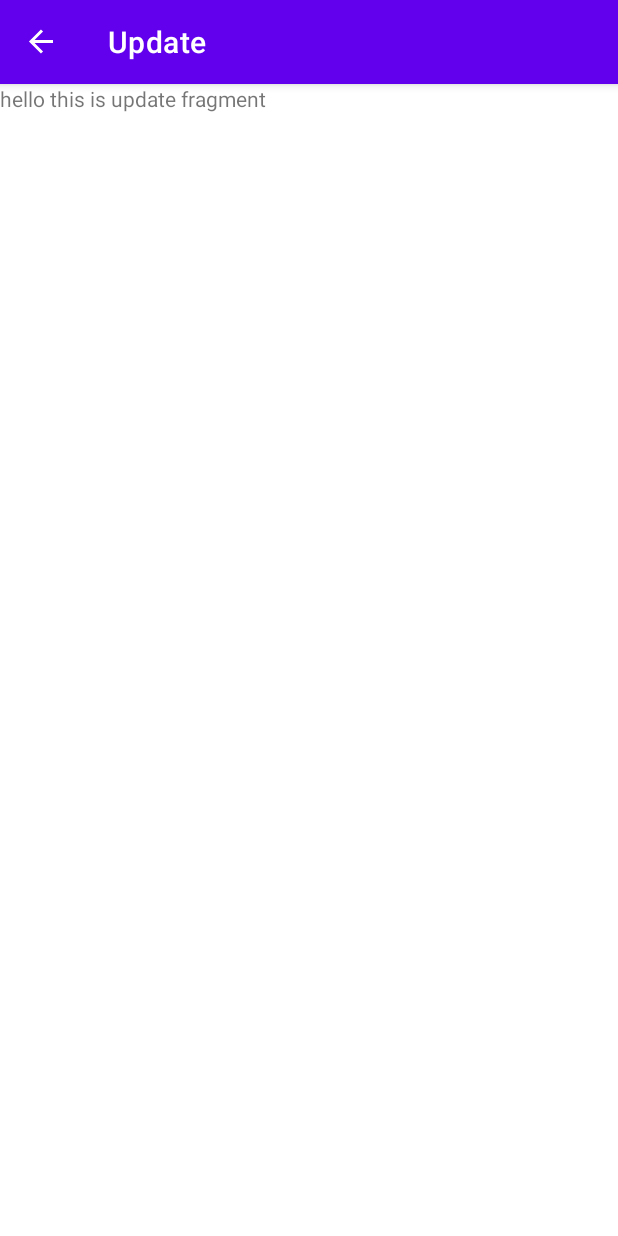
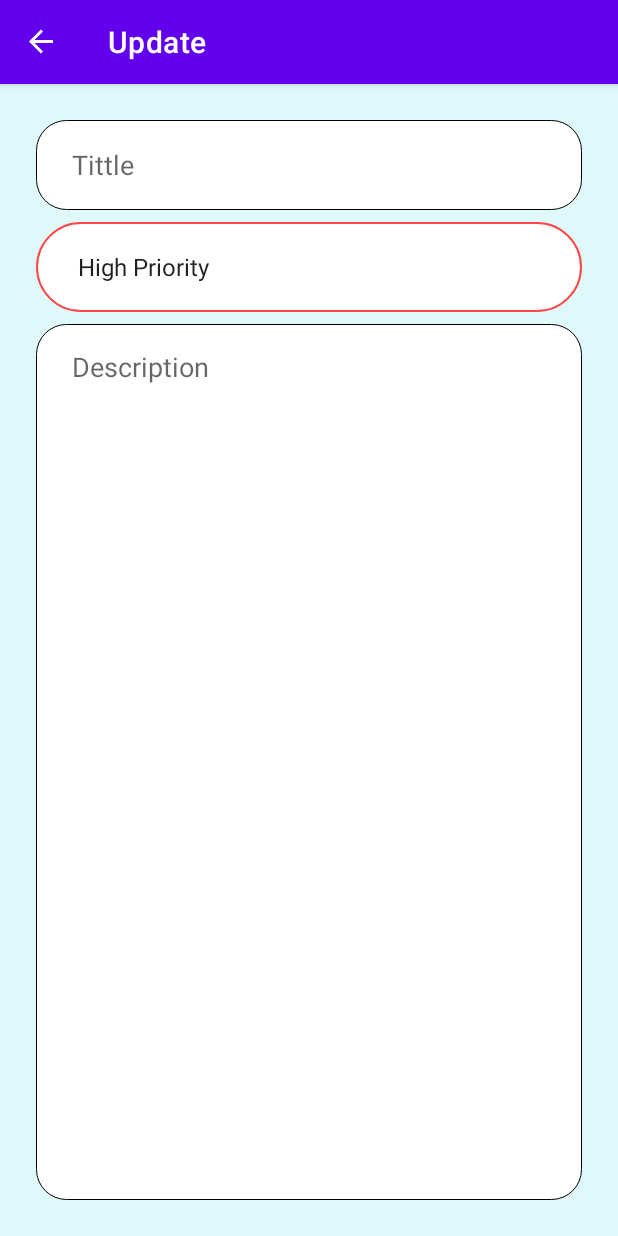
Before and after one commit to asgar72/ToDo-App, an Android app: the updateFragment screen opened through its navigation route, on a phone screen of 412 x 824 dp. Run offline under Robolectric (Android 15) with nearby library versions, the phone set to English and light mode, and no system bars; our stand-ins replace navigation-ui.

Commit message:
create menu for list_frg

```diff
--- a/app/src/main/java/com/asgar72/todo/fragments/list/ListFragment.kt
+++ b/app/src/main/java/com/asgar72/todo/fragments/list/ListFragment.kt
@@ -1,10 +1,10 @@
 package com.asgar72.todo.fragments.list
 
 import android.os.Bundle
+import android.view.*
 import androidx.fragment.app.Fragment
-import android.view.LayoutInflater
-import android.view.View
-import android.view.ViewGroup
+import android.widget.LinearLayout
+import androidx.constraintlayout.widget.ConstraintLayout
 import androidx.navigation.fragment.findNavController
 import com.asgar72.todo.R
 
@@ -17,9 +17,22 @@ class ListFragment : Fragment() {
         // Inflate the layout for this fragment
         val view = inflater.inflate(R.layout.fragment_list, container, false)
         //this is connect to add fragment
-        view.findViewById<com.google.android.material.floatingactionbutton.FloatingActionButton>(R.id.floatingActionButton).setOnClickListener {
-            findNavController().navigate(R.id.action_listFragment_to_addFragment)
+        view.findViewById<com.google.android.material.floatingactionbutton.FloatingActionButton>(R.id.floatingActionButton)
+            .setOnClickListener {
+                findNavController().navigate(R.id.action_listFragment_to_addFragment)
+            }
+
+        view.findViewById<ConstraintLayout>(R.id.listLayout).setOnClickListener {
+            findNavController().navigate(R.id.action_listFragment_to_updateFragment)
         }
+
+        //Set menu
+        setHasOptionsMenu(true)
         return view
+
+    }
+
+    override fun onCreateOptionsMenu(menu: Menu, inflater: MenuInflater) {
+        inflater.inflate(R.menu.list_fragment_menu,menu)
     }
 }
--- a/app/src/main/java/com/asgar72/todo/fragments/update/UpdateFragment.kt
+++ b/app/src/main/java/com/asgar72/todo/fragments/update/UpdateFragment.kt
@@ -14,5 +14,6 @@ class updateFragment : Fragment() {
     ): View? {
         // Inflate the layout for this fragment
         return inflater.inflate(R.layout.fragment_update, container, false)
+
     }
 }
--- /dev/null
+++ b/app/src/main/res/drawable/desgin_3.xml
@@ -0,0 +1,20 @@
+<?xml version="1.0" encoding="utf-8"?>
+<selector xmlns:android="http://schemas.android.com/apk/res/android">
+
+    <item android:state_enabled="true" android:state_focused="true">
+        <shape android:shape="rectangle">
+            <solid android:color="@color/white"/>
+            <stroke android:width="1dp" android:color="@color/design_default_color_primary"/>
+            <corners android:radius="5dp"/>
+        </shape>
+    </item>
+
+
+    <item android:state_enabled="true">
+        <shape android:shape="rectangle">
+            <solid android:color="@color/white"/>
+            <stroke android:width="1dp" android:color="@color/design_default_color_primary"/>
+            <corners android:radius="5dp"/>
+        </shape>
+    </item>
+</selector>
--- /dev/null
+++ b/app/src/main/res/drawable/ic_search.xml
@@ -0,0 +1,5 @@
+<vector android:height="24dp" android:tint="#000000"
+    android:viewportHeight="24" android:viewportWidth="24"
+    android:width="24dp" xmlns:android="http://schemas.android.com/apk/res/android">
+    <path android:fillColor="@android:color/white" android:pathData="M15.5,14h-0.79l-0.28,-0.27C15.41,12.59 16,11.11 16,9.5 16,5.91 13.09,3 9.5,3S3,5.91 3,9.5 5.91,16 9.5,16c1.61,0 3.09,-0.59 4.23,-1.57l0.27,0.28v0.79l5,4.99L20.49,19l-4.99,-5zM9.5,14C7.01,14 5,11.99 5,9.5S7.01,5 9.5,5 14,7.01 14,9.5 11.99,14 9.5,14z"/>
+</vector>
--- a/app/src/main/res/layout/fragment_add.xml
+++ b/app/src/main/res/layout/fragment_add.xml
@@ -33,7 +33,7 @@
         android:layout_width="match_parent"
         android:layout_height="60dp"
         android:entries="@array/priorities"
-        android:background="@drawable/shape"
+        android:background="@drawable/shape1"
         android:layout_marginTop="8dp"
         android:paddingStart="20dp"
         android:paddingEnd="20dp"
--- a/app/src/main/res/layout/fragment_list.xml
+++ b/app/src/main/res/layout/fragment_list.xml
@@ -4,7 +4,8 @@
     xmlns:tools="http://schemas.android.com/tools"
     android:layout_width="match_parent"
     android:layout_height="match_parent"
-    tools:context=".fragments.list.ListFragment">
+    tools:context=".fragments.list.ListFragment"
+    android:id="@+id/listLayout">
 
     <androidx.recyclerview.widget.RecyclerView
         android:id="@+id/recyclerView"
--- a/app/src/main/res/layout/fragment_update.xml
+++ b/app/src/main/res/layout/fragment_update.xml
@@ -1,14 +1,63 @@
 <?xml version="1.0" encoding="utf-8"?>
-<FrameLayout xmlns:android="http://schemas.android.com/apk/res/android"
+<LinearLayout xmlns:android="http://schemas.android.com/apk/res/android"
+    xmlns:app="http://schemas.android.com/apk/res-auto"
     xmlns:tools="http://schemas.android.com/tools"
     android:layout_width="match_parent"
     android:layout_height="match_parent"
+    android:orientation="vertical"
+    android:padding="24dp"
+    android:background="@color/background"
     tools:context=".fragments.update.updateFragment">
 
-    <!-- TODO: Update blank fragment layout -->
-    <TextView
+    <LinearLayout
         android:layout_width="match_parent"
         android:layout_height="match_parent"
-        android:text="@string/update" />
+        android:orientation="vertical">
+        <EditText
+            android:id="@+id/current_title_et"
+            android:layout_width="match_parent"
+            android:layout_height="60dp"
+            android:background="@drawable/shape2"
+            android:ems="10"
+            android:paddingStart="24dp"
+            android:paddingEnd="24dp"
+            android:hint="@string/tittle"
+            android:inputType="textPersonName"
+            app:layout_constraintEnd_toEndOf="parent"
+            app:layout_constraintHorizontal_bias="0.5"
+            app:layout_constraintStart_toStartOf="parent"
+            app:layout_constraintTop_toTopOf="parent" />
 
-</FrameLayout>
+        <Spinner
+            android:id="@+id/current_priority_spinner"
+            android:layout_width="match_parent"
+            android:layout_height="60dp"
+            android:entries="@array/priorities"
+            android:background="@drawable/shape1"
+            android:layout_marginTop="8dp"
+            android:paddingStart="20dp"
+            android:paddingEnd="20dp"
+            app:layout_constraintEnd_toEndOf="parent"
+            app:layout_constraintHorizontal_bias="0.5"
+            app:layout_constraintStart_toStartOf="parent"
+            app:layout_constraintTop_toBottomOf="@+id/current_title_et" />
+
+        <EditText
+            android:id="@+id/current_description_et"
+            android:layout_width="match_parent"
+            android:layout_height="match_parent"
+            android:layout_marginTop="8dp"
+            android:ems="10"
+            android:gravity="top|start"
+            android:hint="@string/description"
+            android:inputType="textMultiLine"
+            android:paddingStart="24dp"
+            android:background="@drawable/shape2"
+            android:paddingTop="16dp"
+            android:paddingEnd="24dp"
+            app:layout_constraintBottom_toBottomOf="parent"
+            app:layout_constraintEnd_toEndOf="parent"
+            app:layout_constraintStart_toStartOf="parent"
+            app:layout_constraintTop_toBottomOf="@+id/current_priority_spinner" />
+    </LinearLayout>
+</LinearLayout>
--- /dev/null
+++ b/app/src/main/res/menu/list_fragment_menu.xml
@@ -0,0 +1,34 @@
+<?xml version="1.0" encoding="utf-8"?>
+<menu xmlns:android="http://schemas.android.com/apk/res/android"
+    xmlns:app="http://schemas.android.com/apk/res-auto">
+    <item android:id="@+id/menu_search"
+        android:title="@string/search"
+        android:icon="@drawable/ic_search"
+        android:iconTint="@color/white"
+        app:showAsAction="ifRoom"
+        app:actionViewClass="androidx.appcompat.widget.SearchView"/>
+
+    <group android:checkableBehavior="single">
+        <item
+            android:id="@+id/menu_sortBy"
+            android:title="@string/sort_by">
+            <menu>
+                <item
+                    android:id="@+id/menu_priority_high"
+                    android:title="@string/priority_high"/>
+                <item
+                    android:id="@+id/menu_priority_medium"
+                    android:title="@string/priority_medium"/>
+                <item
+                    android:id="@+id/menu_priority_low"
+                    android:title="@string/priority_low"/>
+            </menu>
+        </item>
+    </group>
+
+    <item
+        android:id="@+id/menu_delete_all"
+        android:title="Delete All"
+        app:showAsAction="never"/>
+
+</menu>
--- a/app/src/main/res/values/strings.xml
+++ b/app/src/main/res/values/strings.xml
@@ -1,10 +1,14 @@
 <resources>
     <string name="app_name">ToDo</string>
-    <!-- TODO: Remove or change this placeholder text -->
     <string name="add">Hello this is add fragment</string>
     <string name="update">hello this is update fragment</string>
     <string name="tittle">Tittle</string>
     <string name="description">Description</string>
+    <string name="search">Search</string>
+    <string name="sort_by">Sort By</string>
+    <string name="priority_high">Priority High</string>
+    <string name="priority_medium">Priority Medium</string>
+    <string name="priority_low">Priority Low</string>
 
     <string-array name="priorities">
         <item>High Priority</item>
```
Also changed, not shown: app/src/main/res/drawable/shape1.xml (renamed from app/src/main/res/drawable/shape.xml).
